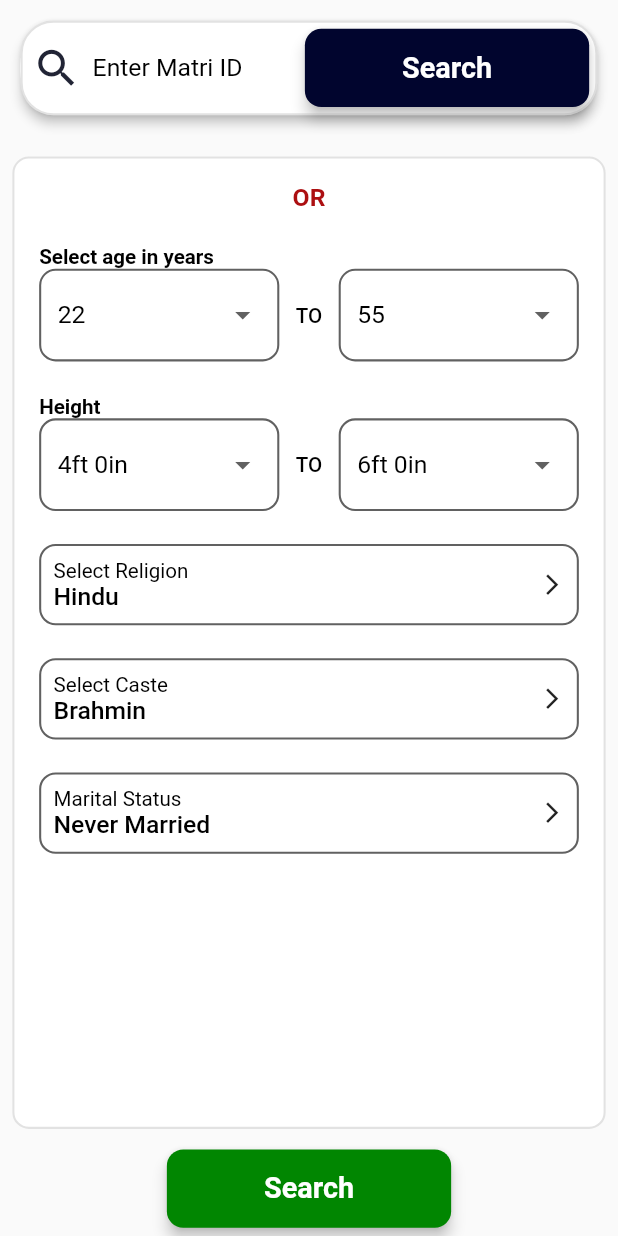
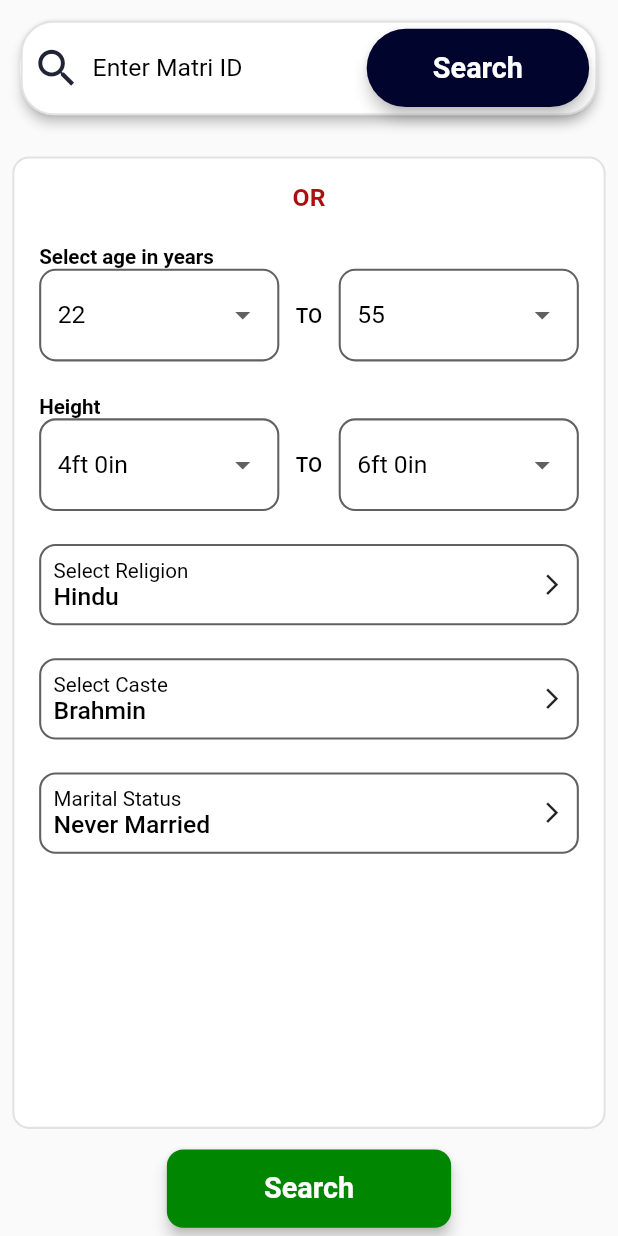
Before and after one commit to himachalirishta/himachali_rishta_mobile, a Flutter app: the SearchPage screen opened directly, on a phone screen of 412 x 824 dp. Run offline on Flutter 3.47's test engine with Material 2 defaults, Android fonts, the light colour scheme and no system bars; our stand-ins replace carousel_slider, country_picker, firebase_auth, firebase_core, get, image_cropper and 4 more; accounts and stored records are empty; statements that could not run were skipped.

Commit message:
UI Changes

```diff
--- a/lib/features/search/ui/SearchPage.dart
+++ b/lib/features/search/ui/SearchPage.dart
@@ -103,13 +103,13 @@ class SearchPage extends StatelessWidget {
                             color: AppColors.secondaryLight,
                             elevation: 4,
                             shape: RoundedRectangleBorder(
-                              borderRadius: BorderRadius.circular(8.0.sp),
+                              borderRadius: BorderRadius.circular(32.0.sp),
                             ),
                             padding: EdgeInsets.symmetric(
                                 horizontal: 16.sp, vertical: 8.sp),
                             textColor: Color(0xff000000),
                             height: 38.sp,
-                            minWidth: 138.sp,
+                            minWidth: 108.sp,
                             child: Text(
                               "Search",
                               style: TextStyle(
@@ -477,7 +477,10 @@ class SearchPage extends StatelessWidget {
                                         ],
                                       ),
                                     ),
-                                    Icon(Icons.arrow_forward_ios, size: 12.sp,),
+                                    Icon(
+                                      Icons.arrow_forward_ios,
+                                      size: 12.sp,
+                                    ),
                                   ],
                                 ),
                               ),
@@ -561,7 +564,10 @@ class SearchPage extends StatelessWidget {
                                         ],
                                       ),
                                     ),
-                                    Icon(Icons.arrow_forward_ios, size: 12.sp,),
+                                    Icon(
+                                      Icons.arrow_forward_ios,
+                                      size: 12.sp,
+                                    ),
                                   ],
                                 ),
                               ),
@@ -646,7 +652,10 @@ class SearchPage extends StatelessWidget {
                                         ],
                                       ),
                                     ),
-                                    Icon(Icons.arrow_forward_ios, size: 12.sp,),
+                                    Icon(
+                                      Icons.arrow_forward_ios,
+                                      size: 12.sp,
+                                    ),
                                   ],
                                 ),
                               ),
```
